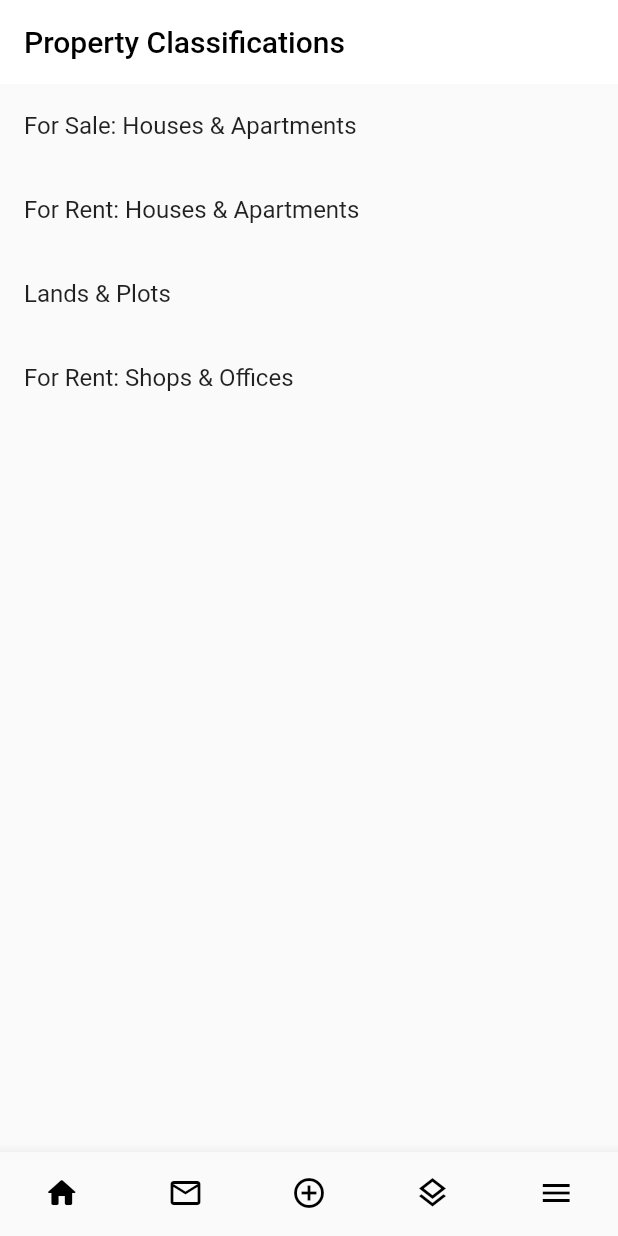
After one commit to vishnu303/Plot, a Flutter app: the screen it shows once a user with an empty profile is signed in, swiped to page 4, on a phone screen of 412 x 824 dp. The commit adds this screen. Run offline on Flutter 3.47's test engine with Material 2 defaults, Android fonts, the light colour scheme and no system bars; our stand-ins replace cloud_firestore, equatable, firebase_auth, firebase_core, firebase_storage, flutter_bloc and 1 more; accounts and stored records are empty.

Commit message:
category and category backend

```diff
--- a/lib/Layout/mobile_screen_layout.dart
+++ b/lib/Layout/mobile_screen_layout.dart
@@ -1,6 +1,6 @@
 import 'package:flutter/material.dart';
 import 'package:plot/screens/add_post_screen.dart';
-import 'package:plot/screens/category_screen.dart';
+import 'package:plot/screens/category_list_screen.dart';
 import 'package:plot/screens/chat_screen.dart';
 import 'package:plot/screens/home_screen.dart';
 import 'package:plot/screens/menu_screen.dart';
@@ -44,11 +44,11 @@ class _MobileLayoutState extends State<MobileLayout> {
         child: PageView(
           controller: _pageController,
           physics: const NeverScrollableScrollPhysics(),
-          children: const [
+          children: [
             HomeScreen(),
             ChatScreen(),
             AddPostScreen(),
-            CategoryScreen(),
+            CategoryListScreen(),
             MenuScreen(),
           ],
         ),
--- /dev/null
+++ b/lib/bloc/category_bloc/category_bloc.dart
@@ -0,0 +1,19 @@
+import 'package:flutter_bloc/flutter_bloc.dart';
+import 'package:equatable/equatable.dart';
+import 'package:plot/firebase_repo/post_repo.dart';
+
+import '../../model/post_model.dart';
+
+part 'category_event.dart';
+part 'category_state.dart';
+
+class CategoryBloc extends Bloc<CategoryEvent, CategoryState> {
+  CategoryBloc() : super(CategoryInitial()) {
+    on<GetCategory>((event, emit) async {
+      emit(CategoryLoading());
+      List<Post> categoryResult = await PostRepository()
+          .getCategoryItem(categoryQuery: event.categoryQuery);
+      emit(CategoryLoaded(post: categoryResult));
+    });
+  }
+}
--- /dev/null
+++ b/lib/bloc/category_bloc/category_event.dart
@@ -0,0 +1,16 @@
+part of 'category_bloc.dart';
+
+abstract class CategoryEvent extends Equatable {
+  const CategoryEvent();
+
+  @override
+  List<Object> get props => [];
+}
+
+class GetCategory extends CategoryEvent {
+  final String categoryQuery;
+  const GetCategory({required this.categoryQuery});
+
+  @override
+  List<Object> get props => [categoryQuery];
+}
--- /dev/null
+++ b/lib/bloc/category_bloc/category_state.dart
@@ -0,0 +1,20 @@
+part of 'category_bloc.dart';
+
+abstract class CategoryState extends Equatable {
+  const CategoryState();
+
+  @override
+  List<Object> get props => [];
+}
+
+class CategoryInitial extends CategoryState {}
+
+class CategoryLoading extends CategoryState {}
+
+class CategoryLoaded extends CategoryState {
+  final List<Post> post;
+  const CategoryLoaded({required this.post});
+
+  @override
+  List<Object> get props => [post];
+}
--- a/lib/main.dart
+++ b/lib/main.dart
@@ -5,7 +5,8 @@ import 'package:flutter_bloc/flutter_bloc.dart';
 import 'package:plot/Layout/responsive_layout.dart';
 
 import 'package:plot/bloc/auth_bloc/auth_bloc.dart';
-import 'package:plot/bloc/category_cubit/category_items_cubit.dart';
+import 'package:plot/bloc/category_bloc/category_bloc.dart';
+import 'package:plot/bloc/category_dopdown_cubit/category_items_cubit.dart';
 import 'package:plot/bloc/post_bloc/post_bloc.dart';
 import 'package:plot/firebase_repo/auth_repo.dart';
 import 'package:plot/screens/signin_screen.dart';
@@ -38,7 +39,8 @@ class MyApp extends StatelessWidget {
           ),
           BlocProvider<PostBloc>(create: (context) => PostBloc()),
           BlocProvider<CategoryItemsCubit>(
-              create: (context) => CategoryItemsCubit())
+              create: (context) => CategoryItemsCubit()),
+          BlocProvider<CategoryBloc>(create: (context) => CategoryBloc()),
         ],
         child: MaterialApp(
           debugShowCheckedModeBanner: false,
--- a/lib/screens/add_post_screen.dart
+++ b/lib/screens/add_post_screen.dart
@@ -6,7 +6,7 @@ import 'package:flutter_bloc/flutter_bloc.dart';
 import 'package:image_picker/image_picker.dart';
 import 'package:cloud_firestore/cloud_firestore.dart';
 import 'package:firebase_auth/firebase_auth.dart';
-import 'package:plot/bloc/category_cubit/category_items_cubit.dart';
+import 'package:plot/bloc/category_dopdown_cubit/category_items_cubit.dart';
 
 import 'package:plot/bloc/post_bloc/post_bloc.dart';
 import 'package:plot/model/user_model.dart';
--- /dev/null
+++ b/lib/screens/category_list_screen.dart
@@ -0,0 +1,46 @@
+import 'package:flutter/cupertino.dart';
+import 'package:flutter/material.dart';
+import 'package:flutter_bloc/flutter_bloc.dart';
+import 'package:plot/bloc/category_bloc/category_bloc.dart';
+import 'package:plot/screens/category_result_screen.dart';
+
+class CategoryListScreen extends StatelessWidget {
+  CategoryListScreen({super.key});
+
+  final List<String> _items = [
+    'For Sale: Houses & Apartments',
+    'For Rent: Houses & Apartments',
+    'Lands & Plots',
+    'For Rent: Shops & Offices'
+  ];
+
+  @override
+  Widget build(BuildContext context) {
+    return Scaffold(
+      appBar: AppBar(
+        elevation: 0,
+        backgroundColor: Colors.white,
+        title: Text(
+          'Property Classifications',
+          style: TextStyle(color: Colors.black),
+        ),
+      ),
+      body: ListView.builder(
+        itemBuilder: (context, index) {
+          return ListTile(
+            title: Text(_items[index]),
+            onTap: () {
+              BlocProvider.of<CategoryBloc>(context)
+                  .add(GetCategory(categoryQuery: _items[index]));
+              Navigator.of(context).push(MaterialPageRoute(
+                  builder: (context) => CategoryScreen(
+                        categoryName: _items[index],
+                      )));
+            },
+          );
+        },
+        itemCount: _items.length,
+      ),
+    );
+  }
+}
--- a/lib/widgets/drop_down_category.dart
+++ b/lib/widgets/drop_down_category.dart
@@ -1,6 +1,6 @@
 import 'package:flutter/material.dart';
 import 'package:flutter_bloc/flutter_bloc.dart';
-import 'package:plot/bloc/category_cubit/category_items_cubit.dart';
+import 'package:plot/bloc/category_dopdown_cubit/category_items_cubit.dart';
 
 class DropDownCategory extends StatefulWidget {
   const DropDownCategory({super.key});
@@ -11,11 +11,11 @@ class DropDownCategory extends StatefulWidget {
 
 class _DropDownCategoryState extends State<DropDownCategory> {
   String? dropDownValue;
-  List items = [
-    'For Sale: Houses & Appartments',
-    'For Rent: Houses & Appartments',
+  List<String> items = [
+    'For Sale: Houses & Apartments',
+    'For Rent: Houses & Apartments',
     'Lands & Plots',
-    'For Rent:shops & Offices'
+    'For Rent: Shops & Offices'
   ];
   @override
   Widget build(BuildContext context) {
--- a/lib/widgets/post_grid.dart
+++ b/lib/widgets/post_grid.dart
@@ -1,11 +1,10 @@
 import 'package:flutter/material.dart';
-import 'package:flutter_bloc/flutter_bloc.dart';
+import 'package:plot/model/post_model.dart';
 import 'package:plot/widgets/post_card.dart';
 
-import '../bloc/post_bloc/post_bloc.dart';
-
 class PostGrid extends StatefulWidget {
-  const PostGrid({super.key});
+  final List<Post> post;
+  const PostGrid({super.key, required this.post});
 
   @override
   State<PostGrid> createState() => _PostGridState();
@@ -13,16 +12,7 @@ class PostGrid extends StatefulWidget {
 
 class _PostGridState extends State<PostGrid> {
   @override
-  void initState() {
-    BlocProvider.of<PostBloc>(context).add(GetPosts());
-    super.initState();
-  }
-
-  @override
   Widget build(BuildContext context) {
-    return BlocBuilder<PostBloc, PostState>(
-      builder: (context, state) {
-        if (state is PostLoaded) {
     return GridView.builder(
         shrinkWrap: true,
         physics: const ClampingScrollPhysics(),
@@ -34,23 +24,12 @@ class _PostGridState extends State<PostGrid> {
           crossAxisCount: 1,
           childAspectRatio: 1.3,
         ),
-              itemCount: state.post.length,
+        itemCount: widget.post.length,
         itemBuilder: (context, index) {
-                print(state.post[0].itemCategory);
+          print(widget.post[0].itemCategory);
           return PostCard(
-                  post: state.post[index],
+            post: widget.post[index],
           );
         });
-        } else if (state is PostLoading) {
-          return const Center(
-            child: CircularProgressIndicator.adaptive(),
-          );
-        } else {
-          return Container(
-            color: Colors.yellow,
-          );
-        }
-      },
-    );
   }
 }
```
Also changed, not shown: lib/firebase_repo/post_repo.dart (+20 -0 lines), lib/screens/category_result_screen.dart (added, +49 -0 lines), lib/screens/category_screen.dart (deleted, +0 -12 lines), lib/screens/home_screen.dart (+30 -2 lines), lib/bloc/category_dopdown_cubit/category_items_cubit.dart (renamed from lib/bloc/category_cubit/category_items_cubit.dart). Lines whose indentation alone changed are shown as unchanged.
